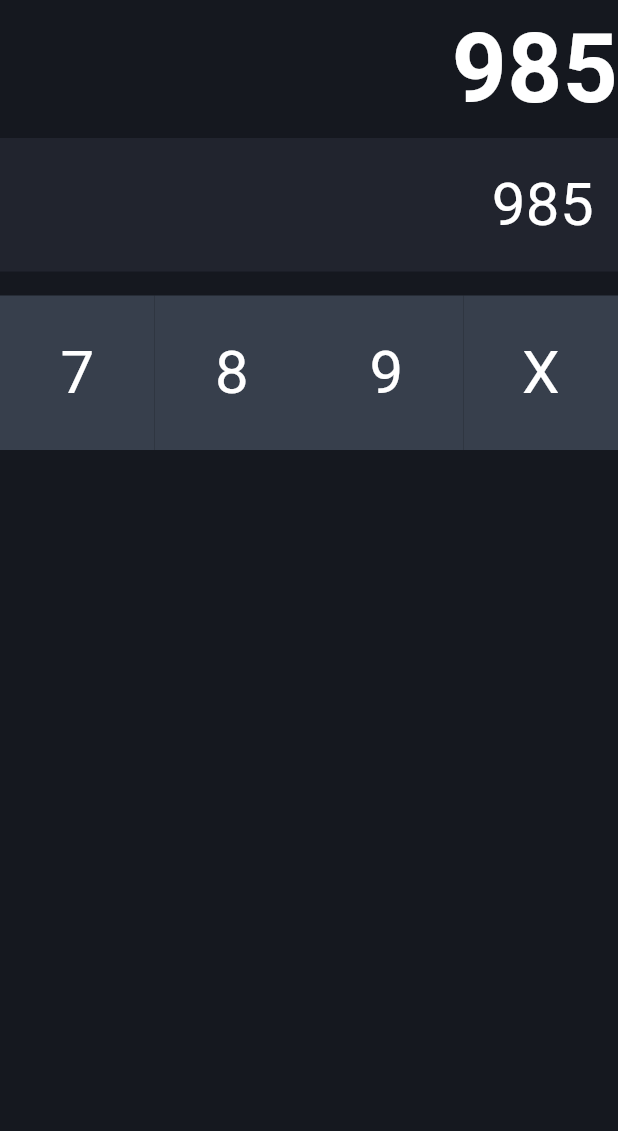
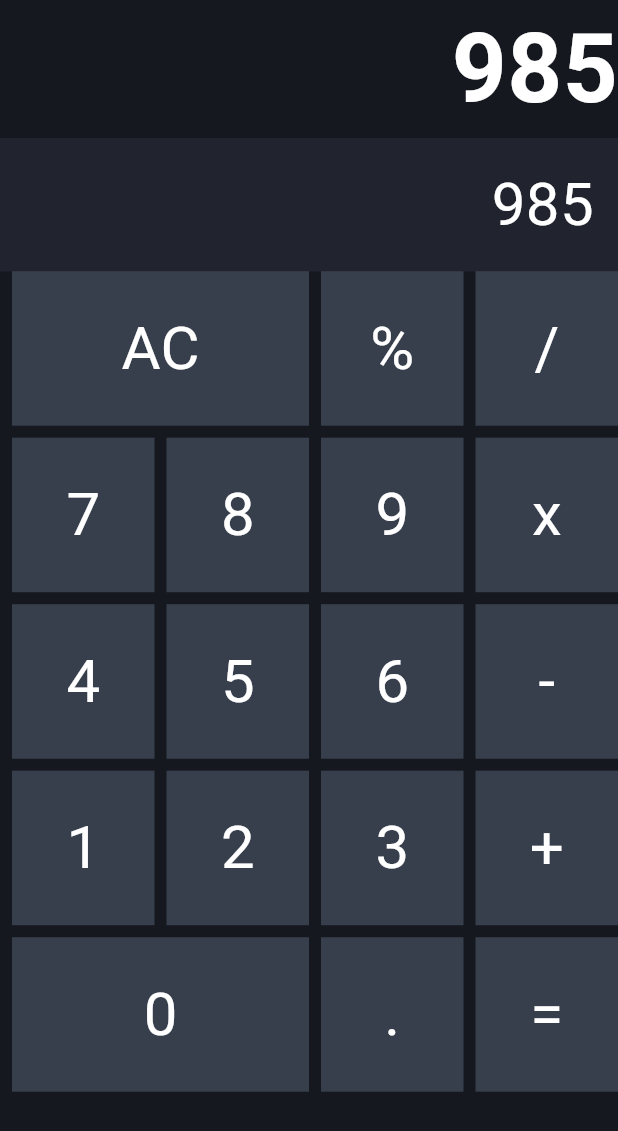
Before and after one commit to manandharsudhir/nccsteaching, a Flutter app: the screen it shows after launch, on a phone screen of 412 x 824 dp. Shown: the top 1131 px of the screen. Run offline on Flutter 3.47's test engine with Material 3 defaults, Android fonts, the phone set to English and light mode, and no system bars.

Commit message:
calculator ui done

```diff
--- a/calculator/lib/main.dart
+++ b/calculator/lib/main.dart
@@ -11,6 +11,7 @@ class MyApp extends StatelessWidget {
   @override
   Widget build(BuildContext context) {
     return MaterialApp(
+      debugShowCheckedModeBanner: false,
       home: Homepage(),
     );
   }
--- a/calculator/lib/screens/homepage.dart
+++ b/calculator/lib/screens/homepage.dart
@@ -14,6 +14,11 @@ class Homepage extends StatelessWidget {
             crossAxisAlignment: CrossAxisAlignment.end,
             children: [
               //Output Display
+              SizedBox(
+                height: MediaQuery.of(context).size.height * 0.2,
+                child: Column(
+                  crossAxisAlignment: CrossAxisAlignment.end,
+                  children: [
                     Text(
                       "985",
                       style: TextStyle(
@@ -37,13 +42,25 @@ class Homepage extends StatelessWidget {
                         ),
                       ),
                     ),
+                  ],
+                ),
+              ),
               SizedBox(height: 16),
               Expanded(
-                child: GridView(
-                  gridDelegate: SliverGridDelegateWithFixedCrossAxisCount(
-                    crossAxisCount: 4,
+                child: Wrap(
+                  spacing: 8,
+                  runSpacing: 8,
+                  children: [
+                    CalculatorNumpadItemWIdget(
+                      value: "AC",
+                      colSpan: 2,
                     ),
-                  children: [
+                    CalculatorNumpadItemWIdget(
+                      value: "%",
+                    ),
+                    CalculatorNumpadItemWIdget(
+                      value: "/",
+                    ),
                     CalculatorNumpadItemWIdget(
                       value: "7",
                     ),
@@ -54,7 +71,41 @@ class Homepage extends StatelessWidget {
                       value: "9",
                     ),
                     CalculatorNumpadItemWIdget(
-                      value: "X",
+                      value: "x",
+                    ),
+                    CalculatorNumpadItemWIdget(
+                      value: "4",
+                    ),
+                    CalculatorNumpadItemWIdget(
+                      value: "5",
+                    ),
+                    CalculatorNumpadItemWIdget(
+                      value: "6",
+                    ),
+                    CalculatorNumpadItemWIdget(
+                      value: "-",
+                    ),
+                    CalculatorNumpadItemWIdget(
+                      value: "1",
+                    ),
+                    CalculatorNumpadItemWIdget(
+                      value: "2",
+                    ),
+                    CalculatorNumpadItemWIdget(
+                      value: "3",
+                    ),
+                    CalculatorNumpadItemWIdget(
+                      value: "+",
+                    ),
+                    CalculatorNumpadItemWIdget(
+                      value: "0",
+                      colSpan: 2,
+                    ),
+                    CalculatorNumpadItemWIdget(
+                      value: ".",
+                    ),
+                    CalculatorNumpadItemWIdget(
+                      value: "=",
                     ),
                   ],
                 ),
@@ -68,17 +119,26 @@ class Homepage extends StatelessWidget {
 }
 
 class CalculatorNumpadItemWIdget extends StatelessWidget {
-  const CalculatorNumpadItemWIdget({super.key, required this.value});
-
+  const CalculatorNumpadItemWIdget({
+    super.key,
+    required this.value,
+    this.colSpan = 4,
+  });
+  final int colSpan;
   final String value;
   @override
   Widget build(BuildContext context) {
     return Container(
       color: Color(0xff373F4C),
+      width: (MediaQuery.of(context).size.width / colSpan) - 8,
+      height: (MediaQuery.of(context).size.height / 8),
       child: Center(
         child: Text(
           value,
-          style: TextStyle(color: Colors.white, fontSize: 40),
+          style: TextStyle(
+            color: Colors.white,
+            fontSize: 40,
+          ),
         ),
       ),
     );
```
Lines whose indentation alone changed are shown as unchanged.
